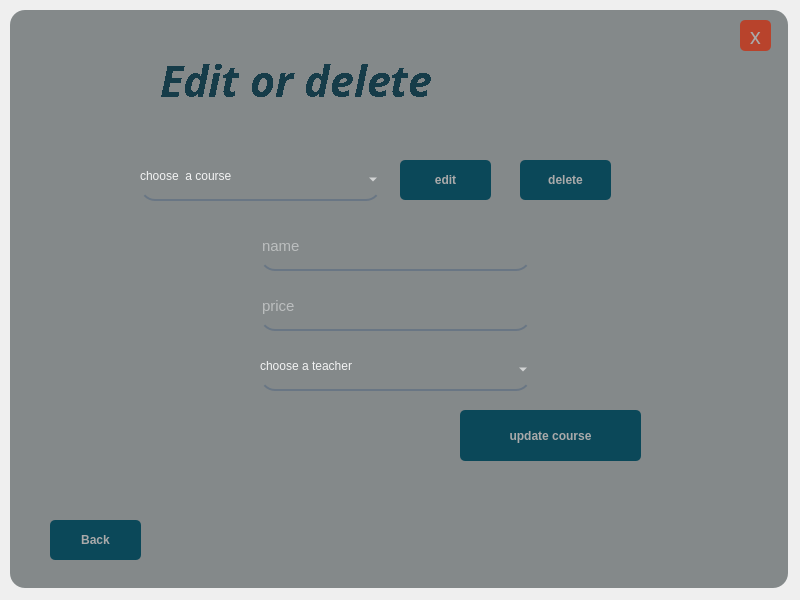
Qt form UIs/edit_c.ui (IxBahy/EDU-center-system) before a commit.
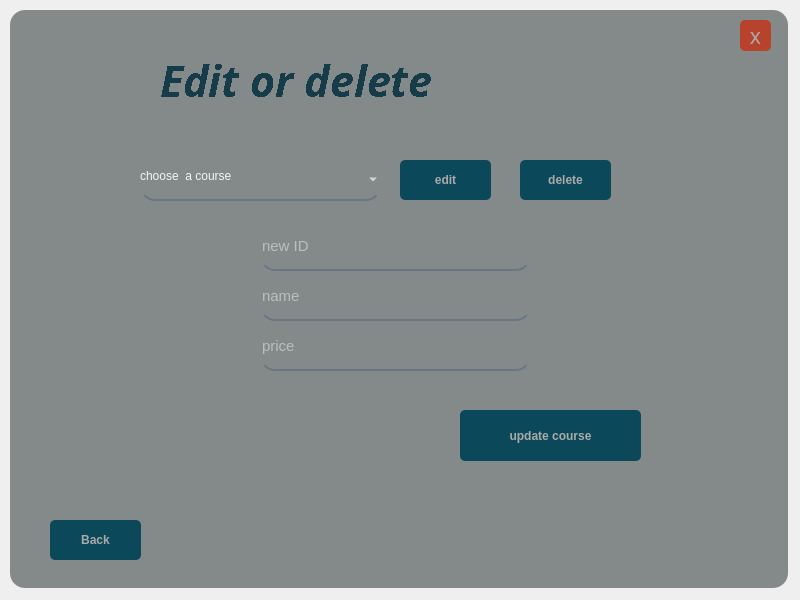
The same form after that commit.

Patch:
```diff
--- a/UIs/edit_c.ui
+++ b/UIs/edit_c.ui
@@ -276,7 +276,7 @@
      <property name="geometry">
       <rect>
        <x>250</x>
-       <y>220</y>
+       <y>270</y>
        <width>271</width>
        <height>41</height>
       </rect>
@@ -301,7 +301,7 @@
      <property name="geometry">
       <rect>
        <x>250</x>
-       <y>280</y>
+       <y>320</y>
        <width>271</width>
        <height>41</height>
       </rect>
@@ -390,15 +390,20 @@
       <string>update course</string>
      </property>
     </widget>
-    <widget class="QComboBox" name="teacher_Id_Box">
+    <widget class="QLineEdit" name="new_id">
      <property name="geometry">
       <rect>
        <x>250</x>
-       <y>340</y>
+       <y>220</y>
        <width>271</width>
        <height>41</height>
       </rect>
      </property>
+     <property name="font">
+      <font>
+       <pointsize>11</pointsize>
+      </font>
+     </property>
      <property name="styleSheet">
       <string notr="true">background-color: rgba(0, 0, 0,0);
 border:none;
@@ -407,13 +412,8 @@
 padding-bottom:7px;</string>
      </property>
      <property name="placeholderText">
-      <string/>
+      <string>new ID</string>
      </property>
-     <item>
-      <property name="text">
-       <string>choose a teacher</string>
-      </property>
-     </item>
     </widget>
    </widget>
   </widget>
```
Left out of the diff: 2 changed lines with no effect on the pictures.
